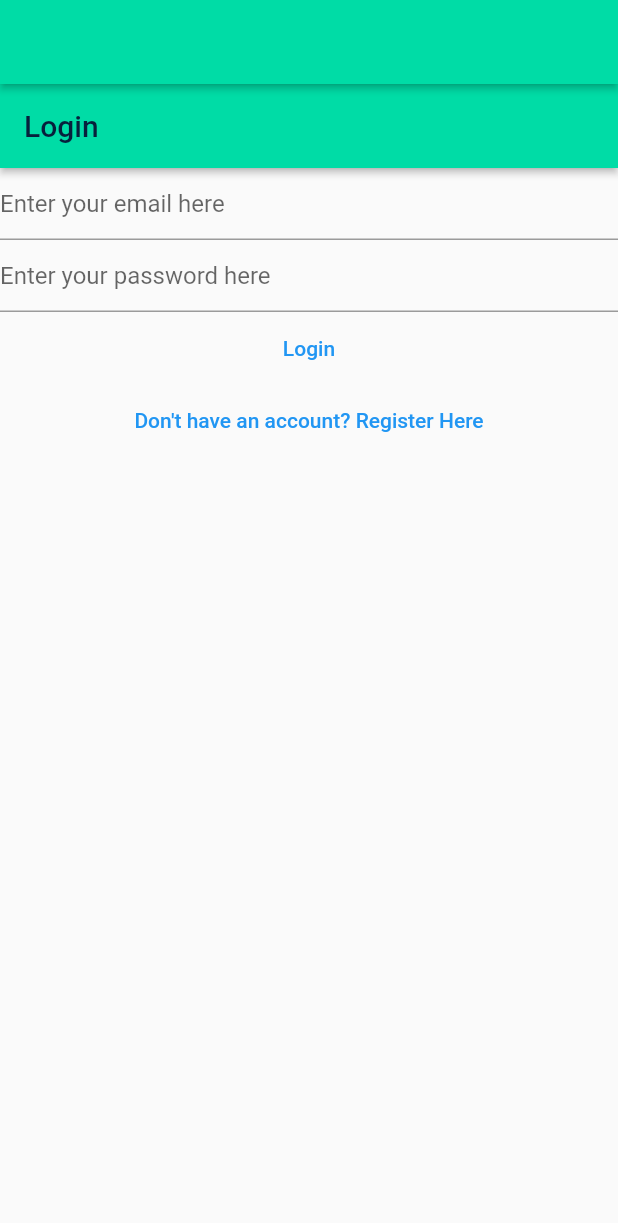
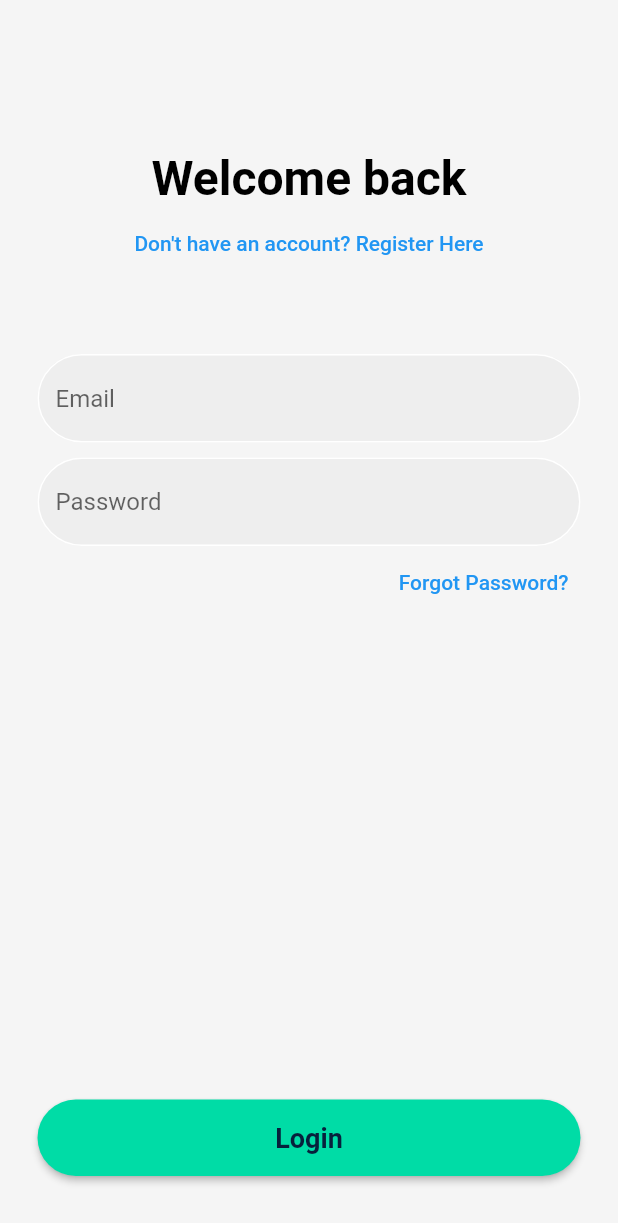
Before and after one commit to owen-yap/Cyberlife, a Flutter app: the screen it shows after launch, on a phone screen of 412 x 824 dp. Shown: the top 1223 px of the screen. Run offline on Flutter 3.47's test engine with Material 2 defaults, Android fonts, the phone set to English and light mode, and no system bars; our stand-ins replace camera, charts_flutter, cloud_firestore, firebase_auth, firebase_core, image_gallery_saver and 5 more; missing offline and left inert: tflite_flutter, tflite_flutter_helper; accounts and stored records are empty.

Commit message:
Add styles for login

```diff
--- /dev/null
+++ b/lib/components/auth/auth_textfield.dart
@@ -0,0 +1,41 @@
+import 'package:flutter/material.dart';
+
+class AuthTextField extends StatelessWidget {
+  final TextEditingController controller;
+  final String hintText;
+  final bool obscureText;
+
+  const AuthTextField({
+    super.key,
+    required this.controller,
+    required this.hintText,
+    required this.obscureText,
+  });
+
+  @override
+  Widget build(BuildContext context) {
+    return Padding(
+      padding: const EdgeInsets.symmetric(horizontal: 25.0),
+      child: TextField(
+        controller: controller,
+        enableSuggestions: false,
+        autocorrect: false,
+        obscureText: obscureText,
+        keyboardType: TextInputType.emailAddress,
+        decoration: InputDecoration(
+          enabledBorder: OutlineInputBorder(
+            borderSide: const BorderSide(color: Colors.white),
+            borderRadius: BorderRadius.circular(30),
+          ),
+          focusedBorder: OutlineInputBorder(
+            borderSide: const BorderSide(color: Colors.grey),
+            borderRadius: BorderRadius.circular(30),
+          ),
+          fillColor: Colors.grey.shade200,
+          filled: true,
+          hintText: hintText,
+        ),
+      ),
+    );
+  }
+}
--- a/lib/main.dart
+++ b/lib/main.dart
@@ -34,7 +34,6 @@ Future<void> main() async {
           },
         );
       }));
-
 }
 
 class HomePage extends StatelessWidget {
@@ -43,7 +42,6 @@ class HomePage extends StatelessWidget {
   @override
   Widget build(BuildContext context) {
     return Scaffold(
-        appBar: AppBar(),
         body: FutureBuilder(
       future: AuthService.firebase().initialize(),
       builder: (context, snapshot) {
--- a/lib/theme.dart
+++ b/lib/theme.dart
@@ -28,12 +28,11 @@ class AppTheme {
   static final ThemeData lightTheme = ThemeData(
     primarySwatch: Colors.blue,
     fontFamily: 'Roboto',
-    textTheme:
-        TextTheme(
-          displaySmall: displaySmall,
-          displayMedium: displayMedium,
-          displayLarge: displayLarge,
-          bodyMedium: bodyMedium),
+    textTheme: TextTheme(
+        displaySmall: displaySmall,
+        displayMedium: displayMedium,
+        displayLarge: displayLarge,
+        bodyMedium: bodyMedium),
     buttonTheme: ButtonThemeData(
       buttonColor: lightGreen,
       textTheme: ButtonTextTheme.primary,
@@ -44,7 +43,7 @@ class AppTheme {
     elevatedButtonTheme: ElevatedButtonThemeData(
       style: ButtonStyle(
         padding: MaterialStateProperty.all(
-          const EdgeInsets.symmetric(vertical: 30.0, horizontal: 48.0),
+          const EdgeInsets.symmetric(vertical: 15.0, horizontal: 100.0),
         ),
         backgroundColor: MaterialStateProperty.all(lightGreen),
         foregroundColor: MaterialStateProperty.all(navy),
--- a/lib/views/auth/login_view.dart
+++ b/lib/views/auth/login_view.dart
@@ -1,3 +1,4 @@
+import 'package:cyberlife/components/auth/auth_textfield.dart';
 import 'package:flutter/material.dart';
 
 import 'package:cyberlife/constants/routes.dart';
@@ -31,32 +32,7 @@ class _LoginViewState extends State<LoginView> {
     super.dispose();
   }
 
-  @override
-  Widget build(BuildContext context) {
-    return Scaffold(
-      appBar: AppBar(title: const Text('Login')),
-      body: Column(
-        children: [
-          TextField(
-            controller: _email,
-            enableSuggestions: false,
-            autocorrect: false,
-            keyboardType: TextInputType.emailAddress,
-            decoration: const InputDecoration(
-              hintText: 'Enter your email here',
-            ),
-          ),
-          TextField(
-            controller: _password,
-            obscureText: true,
-            enableSuggestions: false,
-            autocorrect: false,
-            decoration: const InputDecoration(
-              hintText: 'Enter your password here',
-            ),
-          ),
-          TextButton(
-            onPressed: () async {
+  void logIn() async {
     final email = _email.text;
     final password = _password.text;
     try {
@@ -94,8 +70,19 @@ class _LoginViewState extends State<LoginView> {
         'Authentication error',
       );
     }
-            },
-            child: const Text('Login'),
+  }
+
+  @override
+  Widget build(BuildContext context) {
+    return Scaffold(
+      backgroundColor: Colors.grey.shade100,
+      body: Column(
+        children: [
+          const SizedBox(height: 100),
+          const Text(
+            "Welcome back",
+            style: TextStyle(
+                color: Colors.black, fontSize: 32, fontWeight: FontWeight.bold),
           ),
           TextButton(
             onPressed: () {
@@ -105,7 +92,54 @@ class _LoginViewState extends State<LoginView> {
               );
             },
             child: const Text("Don't have an account? Register Here"),
-          )
+          ),
+          const SizedBox(height: 50),
+          AuthTextField(
+            controller: _email,
+            hintText: 'Email',
+            obscureText: false,
+          ),
+          const SizedBox(height: 10),
+          AuthTextField(
+            controller: _password,
+            hintText: 'Password',
+            obscureText: true,
+          ),
+          Padding(
+            padding: const EdgeInsets.symmetric(horizontal: 25),
+            child: Row(
+              mainAxisAlignment: MainAxisAlignment.end,
+              children: [
+                TextButton(
+                  onPressed: () {
+                    Navigator.of(context).pushNamedAndRemoveUntil(
+                      registerRoute,
+                      (route) => false,
+                    );
+                  },
+                  child: const Text("Forgot Password?"),
+                ),
+              ],
+            ),
+          ),
+          Expanded(
+              child: Container(
+            color: Colors.grey.shade100,
+          )),
+          Padding(
+            padding: const EdgeInsets.symmetric(horizontal: 25.0),
+            child: ElevatedButton(
+              onPressed: logIn,
+              style: ElevatedButton.styleFrom(
+                shape: RoundedRectangleBorder(
+                  borderRadius: BorderRadius.circular(30.0),
+                ),
+                minimumSize: const Size.fromHeight(50),
+              ),
+              child: const Text('Login'),
+            ),
+          ),
+          const SizedBox(height: 40),
         ],
       ),
     );
--- a/lib/views/home/home_view.dart
+++ b/lib/views/home/home_view.dart
@@ -114,7 +114,6 @@ class _HomeViewState extends State<HomeView> {
                                 builder: (context) => const PinkySupination()));
                       },
                     ),
-                    const Text("some text"),
                   ],
                 );
               default:
```
Also changed, not shown: lib/components/auth/auth_button.dart (added). Lines whose indentation alone changed are shown as unchanged.
